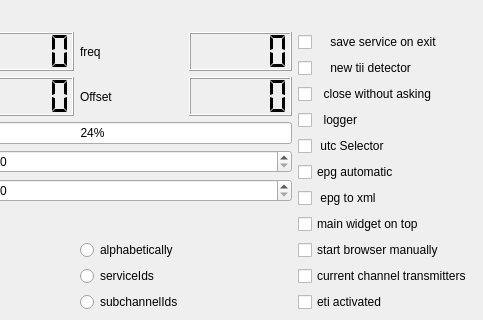
Above: qt-dab-s5/forms-v5/config-helper.ui from JvanKatwijk/qt-dab before the change; both pictures show x 150 to 633 and y 0 to 320 of the 633 by 528 pixel window. Below: the same form after it.
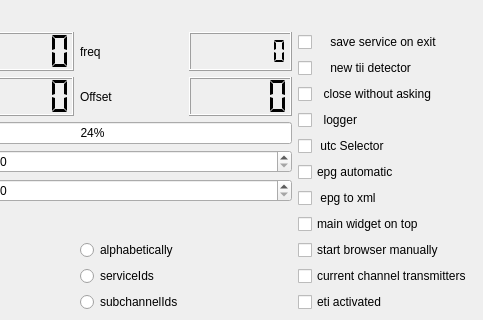
That is the form after the change. Custom widgets are drawn as their Qt base class.

Commit message: DAB frequency with 7 digits

```diff
--- a/qt-dab-s5/forms-v5/config-helper.ui
+++ b/qt-dab-s5/forms-v5/config-helper.ui
@@ -51,6 +51,9 @@
              <property name="toolTip">
               <string>&lt;html&gt;&lt;head/&gt;&lt;body&gt;&lt;p&gt;Current frequency (in MHz)&lt;/p&gt;&lt;/body&gt;&lt;/html&gt;</string>
              </property>
+             <property name="digitCount">
+              <number>7</number>
+             </property>
              <property name="segmentStyle">
               <enum>QLCDNumber::Flat</enum>
              </property>
```
